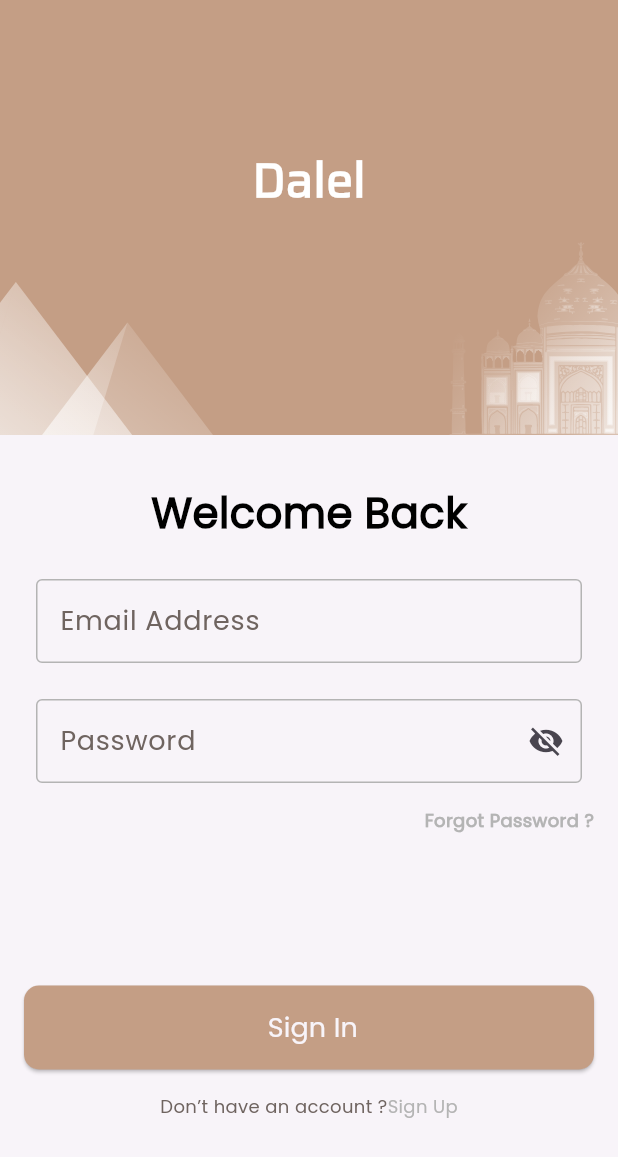
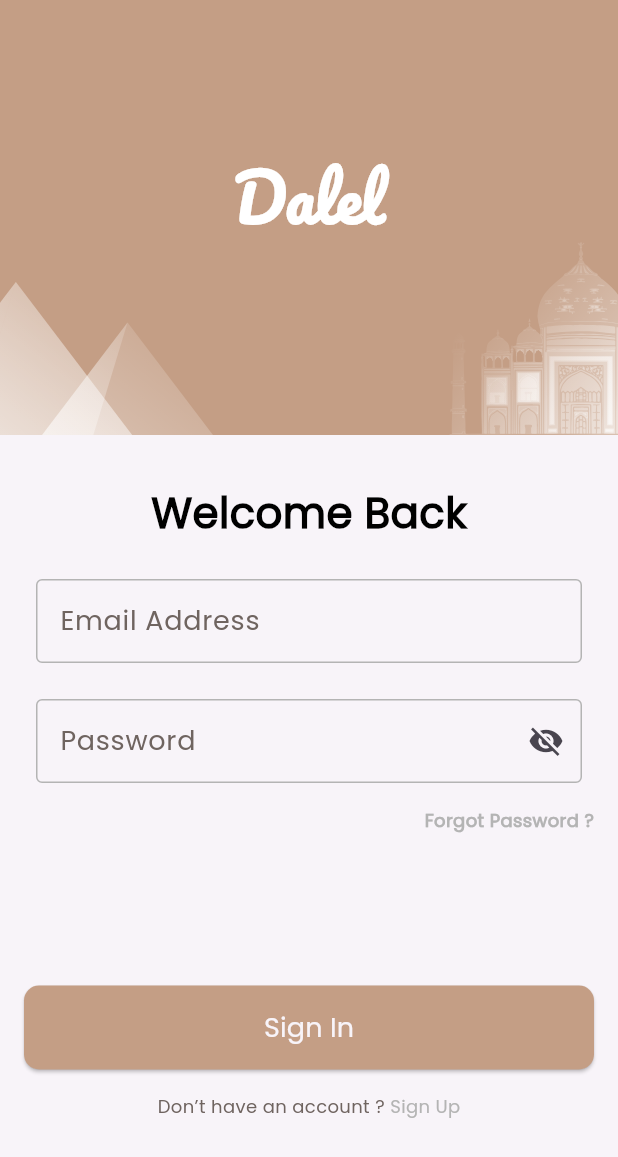
Before and after one commit to kareemsalah720/Dalel, a Flutter app: the SignInView screen opened by its route, on a phone screen of 412 x 824 dp. Shown: the top 1157 px of the screen. Run offline on Flutter 3.47's test engine with Material 3 defaults, Android fonts, the phone set to English and light mode, and no system bars; our stand-ins replace cloud_firestore, firebase_auth, firebase_core, flutter_bloc, flutter_svg, fluttertoast and 4 more; accounts and stored records are empty.

```diff
--- a/lib/core/utils/app_strings.dart
+++ b/lib/core/utils/app_strings.dart
@@ -16,9 +16,9 @@ abstract class AppStrings {
       iHaveAgreeToOur = "I have agree to our",
       TermsAndCondition = "Terms and Condition",
       signUp = "Sign Up",
-      signIn = " Sign In",
-      alreadyHaveAnAccount = "Already have an account ?",
-      dontHaveAnAccount = "Don’t have an account ?",
+      signIn = "Sign In",
+      alreadyHaveAnAccount = "Already have an account ? ",
+      dontHaveAnAccount = "Don’t have an account ? ",
       forgotPassword = "Forgot Password ?",
       //!Home Strings
       recommendations = "Recommendations",
--- a/lib/core/utils/app_text_style.dart
+++ b/lib/core/utils/app_text_style.dart
@@ -54,11 +54,11 @@ abstract class CustomTextStyles {
       color: Colors.black
     );
 
-    static final Saira700style32
+    static final PacificoBoldstyle42
    = TextStyle(
-      fontFamily: "Saira",
-      fontSize: 32,
-      fontWeight: FontWeight.w700,
+      fontFamily: "Pacifico",
+      fontSize: 42,
+      fontWeight: FontWeight.bold,
       color: Colors.white
     );
 
--- a/lib/features/auth/presentation/widget/custom_checkbox_widget.dart
+++ b/lib/features/auth/presentation/widget/custom_checkbox_widget.dart
@@ -24,7 +24,7 @@ class _CustomCheckBoxState extends State<CustomCheckBox> {
             value = newValue!;
 
             BlocProvider.of<AuthCubit>(context)
-                .UpdateTermsAndConditionsCheckBox(newValue: newValue);
+                .updateTermsAndConditionsCheckBox(newValue: newValue);
           });
         });
   }
--- a/lib/features/auth/presentation/widget/custom_sign_in_form.dart
+++ b/lib/features/auth/presentation/widget/custom_sign_in_form.dart
@@ -45,7 +45,7 @@ class custom_sign_In_form extends StatelessWidget {
                   obscureText: authcubit.obsecureText!,
                   suffixIcon: IconButton(
                       onPressed: () {
-                        authcubit.UpdateObsecureText();
+                        authcubit.updateObsecureText();
                       },
                       icon: Icon(authcubit.obsecureText!
                           ? Icons.visibility_off
--- a/lib/features/auth/presentation/widget/custom_sign_up_form.dart
+++ b/lib/features/auth/presentation/widget/custom_sign_up_form.dart
@@ -54,7 +54,7 @@ class custom_sign_Up_form extends StatelessWidget {
                   obscureText: authcubit.obsecureText!,
                   suffixIcon: IconButton(
                       onPressed: () {
-                        authcubit.UpdateObsecureText();
+                        authcubit.updateObsecureText();
                       },
                       icon: Icon(authcubit.obsecureText!
                           ? Icons.visibility_off
--- a/lib/features/auth/presentation/widget/custom_welcom_banner.dart
+++ b/lib/features/auth/presentation/widget/custom_welcom_banner.dart
@@ -20,10 +20,7 @@ class WelcomBanner extends StatelessWidget {
         children: [
           Text(
             AppStrings.appName,
-            style: CustomTextStyles.Saira700style32,
-          ),
-          const SizedBox(
-            height: 18,
+            style: CustomTextStyles.PacificoBoldstyle42,
           ),
           Row(
             mainAxisAlignment: MainAxisAlignment.spaceBetween,
```
Also changed, not shown: lib/features/auth/presentation/auth_cubit/cubit/auth_cubit.dart (+13 -9 lines).
